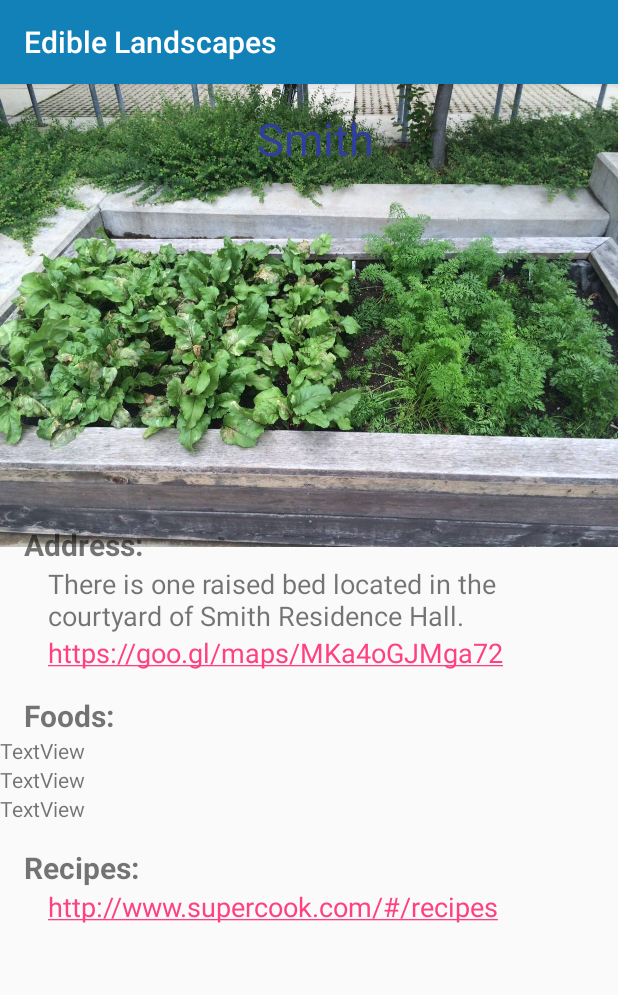
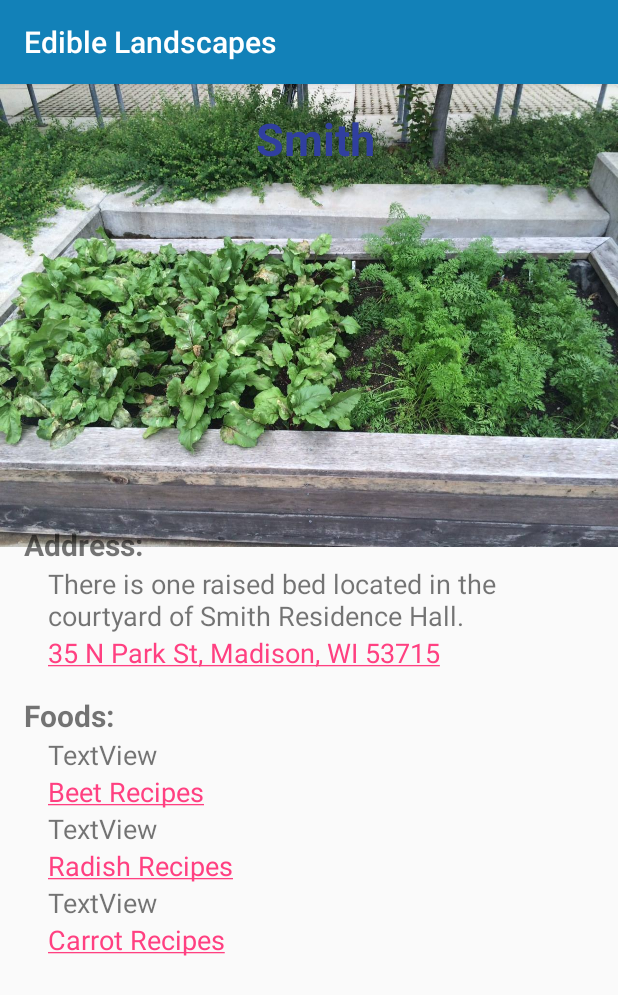
Before and after one commit to Code4Good-UWMadison/Edible-Plants-app_2018S, an Android app: the SmithHallLocation screen opened directly, with no data from a screen before it, on a phone screen of 412 x 824 dp. Shown: the top 995 px of the screen. Run offline under Robolectric (Android 15) with nearby library versions, the phone set to English and light mode, and no system bars; our stand-ins replace Firebase (no records; nobody signed in at launch, a user with empty details on screens opened directly); 3 statements that could not run were skipped.

Commit message:
Fixed up the location page formatting.

```diff
--- a/app/src/main/java/com/example/mitch/ediblelandscapes/SmithHallLocation.java
+++ b/app/src/main/java/com/example/mitch/ediblelandscapes/SmithHallLocation.java
@@ -2,6 +2,7 @@ package com.example.mitch.ediblelandscapes;
 
 import android.support.v7.app.AppCompatActivity;
 import android.os.Bundle;
+import android.text.method.LinkMovementMethod;
 import android.widget.TextView;
 
 import com.google.firebase.database.DataSnapshot;
@@ -17,14 +18,24 @@ public class SmithHallLocation extends AppCompatActivity {
         super.onCreate(savedInstanceState);
         setContentView(R.layout.activity_smith_hall_location);
 
+        TextView mapsLink = (TextView) findViewById(R.id.mapsLink);
+        TextView beetRecipes = (TextView) findViewById(R.id.recipesBeets);
+        TextView radishRecipes = (TextView) findViewById(R.id.recipesRadishes);
+        TextView carrotRecipes = (TextView) findViewById(R.id.recipesCarrot);
+
+        mapsLink.setMovementMethod(LinkMovementMethod.getInstance());
+        beetRecipes.setMovementMethod(LinkMovementMethod.getInstance());
+        radishRecipes.setMovementMethod(LinkMovementMethod.getInstance());
+        carrotRecipes.setMovementMethod(LinkMovementMethod.getInstance());
+
         /*TextView plants[] = new TextView[3];
         for (TextView plant : plants){
             plant = (TextView) findViewById()
         }
         */
-        final TextView plant1 = (TextView) findViewById(R.id.plant1);
-        final TextView plant2 = (TextView) findViewById(R.id.plant2);
-        final TextView plant3 = (TextView) findViewById(R.id.plant3);
+        final TextView beets = (TextView) findViewById(R.id.beets);
+        final TextView radish = (TextView) findViewById(R.id.radish);
+        final TextView carrot = (TextView) findViewById(R.id.carrot);
 
         FirebaseDatabase database = FirebaseDatabase.getInstance();
         DatabaseReference myRef;
@@ -36,7 +47,7 @@ public class SmithHallLocation extends AppCompatActivity {
                 // This method is called once with the initial value and again
                 // whenever data at this location is updated.
                 Object value = dataSnapshot.getValue();
-                plant1.setText("Beets: " + value.toString() + " available. Recipes: https://bit.ly/2qQxPYx");
+                beets.setText("Beets: " + value.toString() + " available.");
                 //Log.d(TAG, "Value is: " + value);
             }
 
@@ -54,7 +65,7 @@ public class SmithHallLocation extends AppCompatActivity {
                 // This method is called once with the initial value and again
                 // whenever data at this location is updated.
                 Object value = dataSnapshot.getValue();
-                plant2.setText("Radish: " + value.toString() + " available. Recipes: https://bit.ly/2qQxPYx");
+                radish.setText("Radish: " + value.toString() + " available.");
                 //Log.d(TAG, "Value is: " + value);
             }
 
@@ -72,7 +83,7 @@ public class SmithHallLocation extends AppCompatActivity {
                 // This method is called once with the initial value and again
                 // whenever data at this location is updated.
                 Object value = dataSnapshot.getValue();
-                plant3.setText("Carrots: " + value.toString() + " available. Recipes: https://bit.ly/2qQxPYx");
+                carrot.setText("Carrots: " + value.toString() + " available.");
                 //Log.d(TAG, "Value is: " + value);
             }
 
--- a/app/src/main/res/layout/activity_smith_hall_location.xml
+++ b/app/src/main/res/layout/activity_smith_hall_location.xml
@@ -28,6 +28,7 @@
         android:text="Smith"
         android:textColor="@color/colorPrimaryDark"
         android:textSize="30sp"
+        android:textStyle="bold"
         app:layout_constraintEnd_toEndOf="parent"
         app:layout_constraintStart_toStartOf="parent"
         app:layout_constraintTop_toTopOf="parent" />
@@ -70,6 +71,7 @@
                 app:layout_constraintTop_toBottomOf="@+id/addressTitle" />
 
             <TextView
+                xmlns:android="http://schemas.android.com/apk/res/android"
                 android:id="@+id/mapsLink"
                 android:layout_width="match_parent"
                 android:layout_height="wrap_content"
@@ -77,8 +79,7 @@
                 android:layout_marginLeft="32dp"
                 android:layout_marginRight="8dp"
                 android:layout_marginStart="32dp"
-                android:text="https://goo.gl/maps/MKa4oGJMga72"
-                android:autoLink="web"
+                android:text="@string/smithMapsLink"
                 android:textColor="@color/colorAccent"
                 android:textSize="18sp"
                 app:layout_constraintEnd_toEndOf="parent"
@@ -99,54 +100,77 @@
                 app:layout_constraintTop_toBottomOf="@+id/mapsLink" />
 
             <TextView
-                android:id="@+id/plant1"
-                android:layout_width="match_parent"
-                android:layout_height="wrap_content"
-                android:text="TextView"
-                android:textSize="14sp" />
-
-            <TextView
-                android:id="@+id/plant2"
-                android:layout_width="match_parent"
-                android:layout_height="wrap_content"
-                android:text="TextView"
-                android:textSize="14sp" />
-
-            <TextView
-                android:id="@+id/plant3"
-                android:layout_width="match_parent"
-                android:layout_height="wrap_content"
-                android:text="TextView"
-                android:textSize="14sp" />
-
-            <TextView
-                android:id="@+id/recipesTitle"
-                android:layout_width="match_parent"
-                android:layout_height="wrap_content"
-                android:layout_marginLeft="16dp"
-                android:layout_marginStart="16dp"
-                android:layout_marginTop="16dp"
-                android:text="Recipes:"
-                android:textSize="20sp"
-                android:textStyle="bold"
-                app:layout_constraintStart_toStartOf="parent"
-                app:layout_constraintTop_toBottomOf="@+id/foodsDescription" />
-
-            <TextView
-                android:id="@+id/recipesDescription"
+                android:id="@+id/beets"
                 android:layout_width="match_parent"
                 android:layout_height="wrap_content"
                 android:layout_marginEnd="8dp"
                 android:layout_marginLeft="32dp"
                 android:layout_marginRight="8dp"
                 android:layout_marginStart="32dp"
-                android:paddingBottom="32dp"
-                android:text="http://www.supercook.com/#/recipes"
-                android:textSize="18sp"
-                android:autoLink="web"
-                app:layout_constraintEnd_toEndOf="parent"
-                app:layout_constraintStart_toStartOf="parent"
-                app:layout_constraintTop_toBottomOf="@+id/recipesTitle" />
+                android:text="TextView"
+                android:textSize="18sp" />
+
+            <TextView
+                xmlns:android="http://schemas.android.com/apk/res/android"
+                android:id="@+id/recipesBeets"
+                android:layout_width="match_parent"
+                android:layout_height="wrap_content"
+                android:layout_marginEnd="8dp"
+                android:layout_marginLeft="32dp"
+                android:layout_marginRight="8dp"
+                android:layout_marginStart="32dp"
+                android:text="@string/beetRecipes"
+                android:textColor="@color/colorAccent"
+                android:textSize="18sp" />
+
+            <TextView
+                android:id="@+id/radish"
+                android:layout_width="match_parent"
+                android:layout_height="wrap_content"
+                android:layout_marginEnd="8dp"
+                android:layout_marginLeft="32dp"
+                android:layout_marginRight="8dp"
+                android:layout_marginStart="32dp"
+                android:text="TextView"
+                android:textSize="18sp" />
+
+            <TextView
+                xmlns:android="http://schemas.android.com/apk/res/android"
+                android:id="@+id/recipesRadishes"
+                android:layout_width="match_parent"
+                android:layout_height="wrap_content"
+                android:layout_marginEnd="8dp"
+                android:layout_marginLeft="32dp"
+                android:layout_marginRight="8dp"
+                android:layout_marginStart="32dp"
+                android:text="@string/radishRecipes"
+                android:textColor="@color/colorAccent"
+                android:textSize="18sp" />
+
+            <TextView
+                android:id="@+id/carrot"
+                android:layout_width="match_parent"
+                android:layout_height="wrap_content"
+                android:layout_marginEnd="8dp"
+                android:layout_marginLeft="32dp"
+                android:layout_marginRight="8dp"
+                android:layout_marginStart="32dp"
+                android:text="TextView"
+                android:textSize="18sp" />
+
+            <TextView
+                xmlns:android="http://schemas.android.com/apk/res/android"
+                android:id="@+id/recipesCarrot"
+                android:layout_width="match_parent"
+                android:layout_height="wrap_content"
+                android:layout_marginEnd="8dp"
+                android:layout_marginLeft="32dp"
+                android:layout_marginRight="8dp"
+                android:layout_marginStart="32dp"
+                android:paddingBottom="30dp"
+                android:text="@string/carrotRecipes"
+                android:textColor="@color/colorAccent"
+                android:textSize="18sp" />
         </LinearLayout>
     </ScrollView>
 
--- a/app/src/main/res/values/strings.xml
+++ b/app/src/main/res/values/strings.xml
@@ -44,5 +44,16 @@
     <string name="cole_location_button">coleLocationButton</string>
     <string name="sellery_location_button">selleryLocationButton</string>
     <string name="smith_location_button">smithLocationButton</string>
-
+    <string name="beanRecipes"><a href="https://bit.ly/2qQxPYx">Green Bean Recipes</a></string>
+    <string name="beetRecipes"><a href="https://bit.ly/2r0FnY6">Beet Recipes</a></string>
+    <string name="radishRecipes"><a href="https://bit.ly/2HXYDNW">Radish Recipes</a></string>
+    <string name="carrotRecipes"><a href="https://bit.ly/2qZXuNW">Carrot Recipes</a></string>
+    <string name="kaleRecipes"><a href="https://bit.ly/2HmM9Cn">Kale Recipes</a></string>
+    <string name="chardRecipes"><a href="https://bit.ly/2HmM8hN">Chard Recipes</a></string>
+    <string name="basilRecipes"><a href="https://bit.ly/2vxXDO1">Basil Recipes</a></string>
+    <string name="peasRecipes"><a href="https://bit.ly/2JsEGhU">Peas Recipes</a></string>
+    <string name="borageRecipes"><a href="https://bit.ly/2Khz7DU">Borage Recipes</a></string>
+    <string name="coleMapsLink"><a href="https://goo.gl/maps/erUFipsUcb52">625 Elm Dr, Madison, WI 53706</a></string>
+    <string name="selleryMapsLink"><a href="https://goo.gl/maps/upb6iRmogz42">821 W Johnson St, Madison, WI 53706</a></string>
+    <string name="smithMapsLink"><a href="https://goo.gl/maps/MKa4oGJMga72">35 N Park St, Madison, WI 53715</a></string>
 </resources>
```
Also changed, not shown: app/src/main/java/com/example/mitch/ediblelandscapes/ColeHallLocation.java (+19 -6 lines), app/src/main/java/com/example/mitch/ediblelandscapes/SelleryHallLocation.java (+14 -3 lines), app/src/main/res/layout/activity_cole_hall_location.xml (+68 -44 lines), app/src/main/res/layout/activity_sellery_hall_location.xml (+35 -23 lines).
